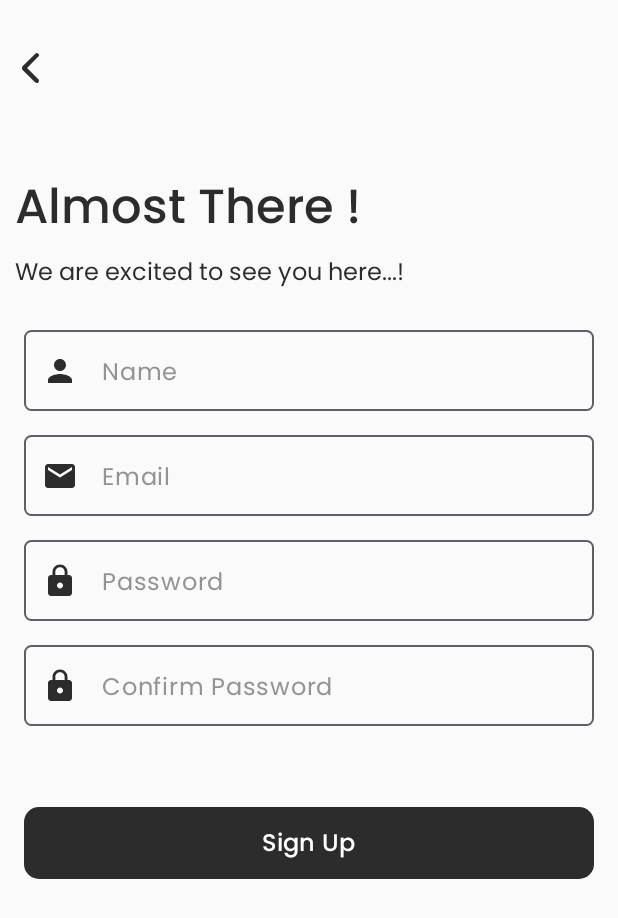
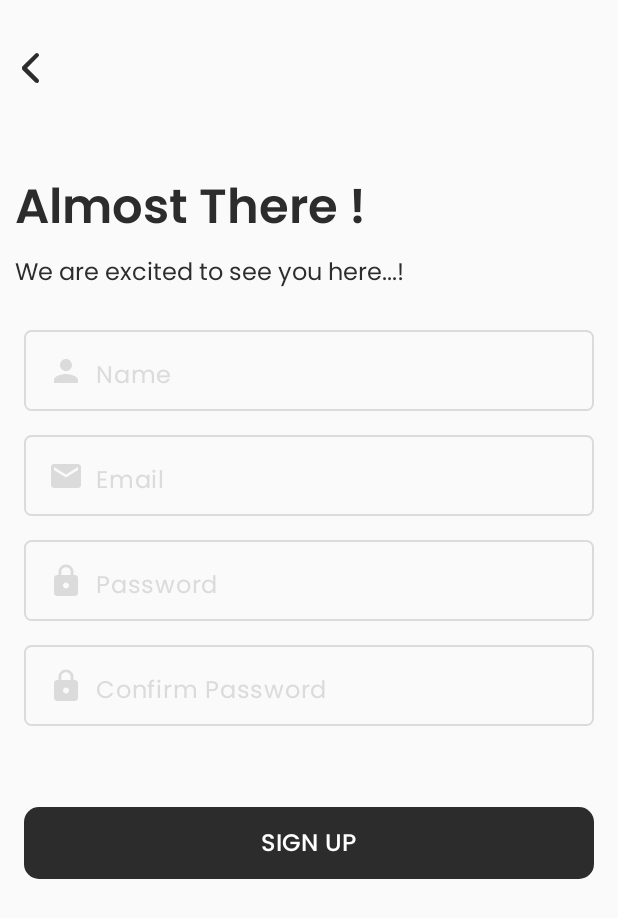
Before and after one commit to DevelopedBy-Siva/driver-fatigue-detection, an Android app built with Jetpack Compose: the UserSignupScreen screen opened through its navigation route, on a phone screen of 412 x 824 dp. Shown: the top 918 px of the screen. Run offline under Robolectric (Android 15) with nearby library versions, the phone set to English and light mode, and no system bars.

Commit message:
Refactor the Signin/Singout Input container

```diff
--- a/app/src/main/java/com/driver/drowsiness/detection/components/InputComponent.kt
+++ b/app/src/main/java/com/driver/drowsiness/detection/components/InputComponent.kt
@@ -1,23 +1,35 @@
 package com.driver.drowsiness.detection.components
 
-import androidx.compose.foundation.layout.Box
+import androidx.compose.foundation.border
+import androidx.compose.foundation.clickable
+import androidx.compose.foundation.horizontalScroll
+import androidx.compose.foundation.layout.Row
 import androidx.compose.foundation.layout.fillMaxWidth
 import androidx.compose.foundation.layout.height
+import androidx.compose.foundation.layout.padding
+import androidx.compose.foundation.rememberScrollState
 import androidx.compose.foundation.shape.RoundedCornerShape
+import androidx.compose.foundation.text.BasicTextField
 import androidx.compose.foundation.text.KeyboardOptions
 import androidx.compose.material3.Icon
-import androidx.compose.material3.OutlinedTextField
+import androidx.compose.material3.LocalTextStyle
 import androidx.compose.material3.Text
 import androidx.compose.runtime.Composable
+import androidx.compose.runtime.mutableStateOf
+import androidx.compose.runtime.remember
+import androidx.compose.ui.Alignment
 import androidx.compose.ui.Modifier
+import androidx.compose.ui.focus.FocusRequester
+import androidx.compose.ui.focus.focusRequester
+import androidx.compose.ui.focus.onFocusChanged
 import androidx.compose.ui.graphics.vector.ImageVector
-import androidx.compose.ui.text.TextStyle
 import androidx.compose.ui.text.font.FontWeight
 import androidx.compose.ui.text.input.KeyboardType
 import androidx.compose.ui.text.input.PasswordVisualTransformation
 import androidx.compose.ui.text.input.VisualTransformation
 import androidx.compose.ui.unit.dp
 import com.driver.drowsiness.detection.ui.theme.DarkColor
+import com.driver.drowsiness.detection.ui.theme.LightColor
 import com.driver.drowsiness.detection.ui.theme.SemiLightColor
 import com.driver.drowsiness.detection.ui.theme.poppinsFontFamily
 
@@ -31,30 +43,74 @@ fun InputField(
     keyboardType: KeyboardType = KeyboardType.Text,
     hide: Boolean = false,
 ) {
-    val visualTransformation = if (hide) PasswordVisualTransformation() else VisualTransformation.None
-    Box(
+    val visualTransformation =
+        if (hide) PasswordVisualTransformation() else VisualTransformation.None
+
+    val focusedColor = SemiLightColor
+    val unfocusedColor = LightColor
+
+    val isFocused = remember { mutableStateOf(false) }
+
+    val borderColor = if (isFocused.value) focusedColor else unfocusedColor
+
+    val focusRequester = remember { FocusRequester() }
+
+    Row(
+        verticalAlignment = Alignment.CenterVertically,
         modifier = modifier
+            .height(54.dp)
+            .fillMaxWidth()
+            .border(
+                width = 1.dp,
+                color = borderColor,
+                shape = RoundedCornerShape(5.dp)
+            )
+            .padding(horizontal = 16.dp)
+            .onFocusChanged { focusState ->
+                isFocused.value = focusState.isFocused
+            }
     ) {
-        OutlinedTextField(
+        Icon(
+            imageVector = icon,
+            contentDescription = hint,
+            tint = if (isFocused.value) DarkColor else unfocusedColor,
+            modifier = Modifier.padding(end = 8.dp)
+        )
+        if (value.isEmpty()) {
+            Text(
+                text = hint,
+                color = if (isFocused.value) focusedColor else unfocusedColor,
+                fontFamily = poppinsFontFamily,
+                fontWeight = FontWeight.Normal,
+                modifier = Modifier
+                    .padding(top = 5.dp)
+                    .clickable {
+                        focusRequester.requestFocus()
+                    }
+            )
+        }
+        BasicTextField(
             value = value,
-            onValueChange = onValueChange,
-            shape = RoundedCornerShape(5.dp),
+            onValueChange = { newValue ->
+                onValueChange(newValue)
+            },
+
+            singleLine = true,
+            textStyle = LocalTextStyle.current.copy(
+                fontFamily = poppinsFontFamily,
+                fontWeight = FontWeight.Normal
+            ),
+            visualTransformation = visualTransformation,
+            keyboardOptions = KeyboardOptions.Default.copy(keyboardType = keyboardType),
             modifier = Modifier
-                .fillMaxWidth()
-                .height(54.dp),
-            placeholder = {
-                Text(text = hint, fontFamily = poppinsFontFamily, fontWeight = FontWeight.Normal, color = SemiLightColor)
-            },
-            leadingIcon = {
-                Icon(
-                    imageVector = icon,
-                    contentDescription = hint,
-                    tint = DarkColor
-                )
-            },
-            keyboardOptions = KeyboardOptions.Default.copy(keyboardType = keyboardType),
-            visualTransformation= visualTransformation,
-            textStyle = TextStyle.Default.copy(fontFamily = poppinsFontFamily, fontWeight = FontWeight.Normal)
+                .padding(vertical = 8.dp)
+                .horizontalScroll(rememberScrollState())
+                .onFocusChanged { focusState ->
+                    isFocused.value = focusState.isFocused
+                }
+                .focusRequester(focusRequester)
         )
+
+
     }
 }
--- a/app/src/main/java/com/driver/drowsiness/detection/screens/AppNavigationGraph.kt
+++ b/app/src/main/java/com/driver/drowsiness/detection/screens/AppNavigationGraph.kt
@@ -10,7 +10,7 @@ fun AppNavigationGraph() {
     val navController = rememberNavController()
     NavHost(navController = navController, startDestination = Routes.USER_SIGNIN_SCREEN){
         composable(Routes.USER_SIGNIN_SCREEN) {
-            UserSigninScreen(navController)
+            UserSignInScreen(navController)
         }
 
         composable(Routes.USER_SIGNUP_SCREEN) {
--- a/app/src/main/java/com/driver/drowsiness/detection/screens/UserSigninScreen.kt
+++ b/app/src/main/java/com/driver/drowsiness/detection/screens/UserSigninScreen.kt
@@ -5,12 +5,13 @@ import androidx.compose.foundation.layout.Arrangement
 import androidx.compose.foundation.layout.Column
 import androidx.compose.foundation.layout.Row
 import androidx.compose.foundation.layout.Spacer
-import androidx.compose.foundation.layout.fillMaxSize
 import androidx.compose.foundation.layout.fillMaxWidth
 import androidx.compose.foundation.layout.height
 import androidx.compose.foundation.layout.padding
 import androidx.compose.foundation.layout.size
+import androidx.compose.foundation.rememberScrollState
 import androidx.compose.foundation.shape.RoundedCornerShape
+import androidx.compose.foundation.verticalScroll
 import androidx.compose.material.icons.Icons
 import androidx.compose.material.icons.filled.Email
 import androidx.compose.material.icons.filled.Lock
@@ -37,10 +38,11 @@ import androidx.navigation.compose.rememberNavController
 import com.driver.drowsiness.detection.R
 import com.driver.drowsiness.detection.components.InputField
 import com.driver.drowsiness.detection.ui.theme.DarkColor
+import com.driver.drowsiness.detection.ui.theme.SemiLightColor
 import com.driver.drowsiness.detection.ui.theme.poppinsFontFamily
 
 @Composable
-fun UserSigninScreen(navController: NavController) {
+fun UserSignInScreen(navController: NavController) {
 
     var email by remember { mutableStateOf("") }
     var password by remember { mutableStateOf("") }
@@ -56,25 +58,31 @@ fun UserSigninScreen(navController: NavController) {
     }
 
     Column(
-        modifier = Modifier.fillMaxSize(),
+        modifier = Modifier.verticalScroll(rememberScrollState()),
     ) {
         Spacer(modifier = Modifier.height(25.dp))
         Icon(
             painter = painterResource(id = R.drawable.logo),
             contentDescription = "",
             tint = DarkColor,
-                    modifier = Modifier
+            modifier = Modifier
                 .size(100.dp)
                 .padding(10.dp)
         )
         Text(
             text = "Welcome Back !", style = TextStyle(
-                fontSize = 32.sp, fontFamily = poppinsFontFamily, fontWeight = FontWeight.Medium, color = DarkColor
+                fontSize = 32.sp,
+                fontFamily = poppinsFontFamily,
+                fontWeight = FontWeight.SemiBold,
+                color = DarkColor
             ), modifier = Modifier.padding(start = 10.dp, top = 50.dp)
         )
         Text(
             text = "Sign In to Continue", style = TextStyle(
-                fontSize = 16.sp, fontFamily = poppinsFontFamily, fontWeight = FontWeight.Normal, color = DarkColor
+                fontSize = 16.sp,
+                fontFamily = poppinsFontFamily,
+                fontWeight = FontWeight.Normal,
+                color = DarkColor
             ), modifier = Modifier.padding(start = 10.dp, top = 10.dp, bottom = 20.dp)
         )
 
@@ -135,15 +143,21 @@ fun UserSigninScreen(navController: NavController) {
         ) {
             Text(
                 text = "Don’t have an account? ", style = TextStyle(
-                    fontSize = 16.sp, fontFamily = poppinsFontFamily, fontWeight = FontWeight.Normal, color = DarkColor
+                    fontSize = 16.sp,
+                    fontFamily = poppinsFontFamily,
+                    fontWeight = FontWeight.Normal,
+                    color = SemiLightColor
                 )
             )
 
             Text(text = "Sign Up", style = TextStyle(
-                fontSize = 16.sp, fontFamily = poppinsFontFamily, fontWeight = FontWeight.Medium, color = DarkColor
+                fontSize = 16.sp,
+                fontFamily = poppinsFontFamily,
+                fontWeight = FontWeight.SemiBold,
+                color = DarkColor
             ), modifier = Modifier.clickable {
-                    navController.navigate(Routes.USER_SIGNUP_SCREEN)
-                })
+                navController.navigate(Routes.USER_SIGNUP_SCREEN)
+            })
         }
 
         Button(
@@ -162,13 +176,18 @@ fun UserSigninScreen(navController: NavController) {
                 .height(80.dp)
                 .padding(horizontal = 16.dp, vertical = 16.dp)
         ) {
-            Text(text = "Sign In", fontFamily = poppinsFontFamily, fontWeight = FontWeight.Medium, fontSize = 16.sp)
+            Text(
+                text = "SIGN IN",
+                fontFamily = poppinsFontFamily,
+                fontWeight = FontWeight.Medium,
+                fontSize = 16.sp
+            )
         }
     }
 }
 
 @Preview
 @Composable
-fun UserSigninScreenPreview() {
-    UserSigninScreen(rememberNavController())
+fun UserSignInScreenPreview() {
+    UserSignInScreen(rememberNavController())
 }
--- a/app/src/main/java/com/driver/drowsiness/detection/screens/UserSignupScreen.kt
+++ b/app/src/main/java/com/driver/drowsiness/detection/screens/UserSignupScreen.kt
@@ -3,12 +3,13 @@ package com.driver.drowsiness.detection.screens
 import androidx.compose.foundation.clickable
 import androidx.compose.foundation.layout.Column
 import androidx.compose.foundation.layout.Spacer
-import androidx.compose.foundation.layout.fillMaxSize
 import androidx.compose.foundation.layout.fillMaxWidth
 import androidx.compose.foundation.layout.height
 import androidx.compose.foundation.layout.padding
 import androidx.compose.foundation.layout.size
+import androidx.compose.foundation.rememberScrollState
 import androidx.compose.foundation.shape.RoundedCornerShape
+import androidx.compose.foundation.verticalScroll
 import androidx.compose.material.icons.Icons
 import androidx.compose.material.icons.filled.Email
 import androidx.compose.material.icons.filled.Lock
@@ -62,13 +63,13 @@ fun UserSignupScreen(navController: NavController) {
     }
 
     Column(
-        modifier = Modifier.fillMaxSize(),
+        modifier = Modifier.verticalScroll(rememberScrollState()),
     ) {
         Spacer(modifier = Modifier.height(25.dp))
         Icon(painter = painterResource(id = R.drawable.goback),
             contentDescription = "",
             tint = DarkColor,
-                    modifier = Modifier
+            modifier = Modifier
                 .size(40.dp)
                 .padding(10.dp)
                 .clickable {
@@ -76,12 +77,18 @@ fun UserSignupScreen(navController: NavController) {
                 })
         Text(
             text = "Almost There !", style = TextStyle(
-                fontSize = 32.sp, fontFamily = poppinsFontFamily, fontWeight = FontWeight.Medium, color = DarkColor
+                fontSize = 32.sp,
+                fontFamily = poppinsFontFamily,
+                fontWeight = FontWeight.SemiBold,
+                color = DarkColor
             ), modifier = Modifier.padding(start = 10.dp, top = 50.dp)
         )
         Text(
             text = "We are excited to see you here...!", style = TextStyle(
-                fontSize = 16.sp, fontFamily = poppinsFontFamily, fontWeight = FontWeight.Normal, color = DarkColor
+                fontSize = 16.sp,
+                fontFamily = poppinsFontFamily,
+                fontWeight = FontWeight.Normal,
+                color = DarkColor
             ), modifier = Modifier.padding(start = 10.dp, top = 10.dp, bottom = 20.dp)
         )
 
@@ -204,7 +211,12 @@ fun UserSignupScreen(navController: NavController) {
                 .height(80.dp)
                 .padding(horizontal = 16.dp, vertical = 16.dp)
         ) {
-            Text(text = "Sign Up", fontFamily = poppinsFontFamily, fontWeight = FontWeight.Medium, fontSize = 16.sp)
+            Text(
+                text = "SIGN UP",
+                fontFamily = poppinsFontFamily,
+                fontWeight = FontWeight.Medium,
+                fontSize = 16.sp
+            )
         }
     }
 }
```
